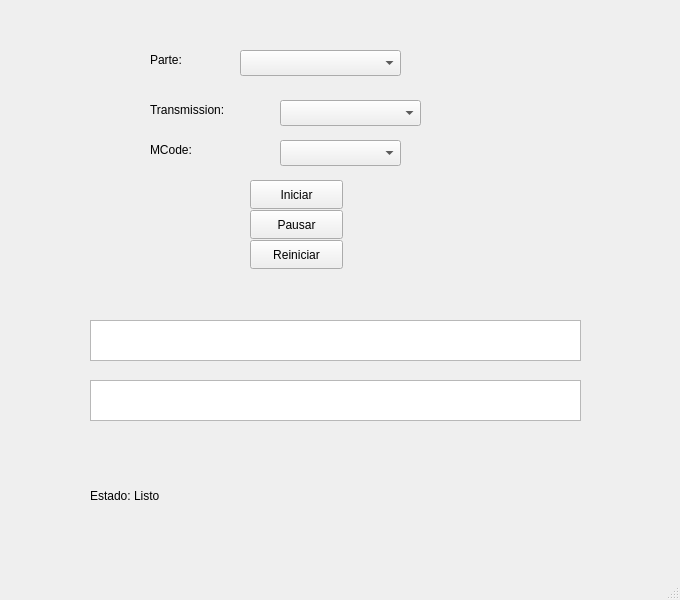
Above: Evidencia1Visualizer/mainwindow.ui from marianoC31/stringMod before the change. Below: the same form after it.
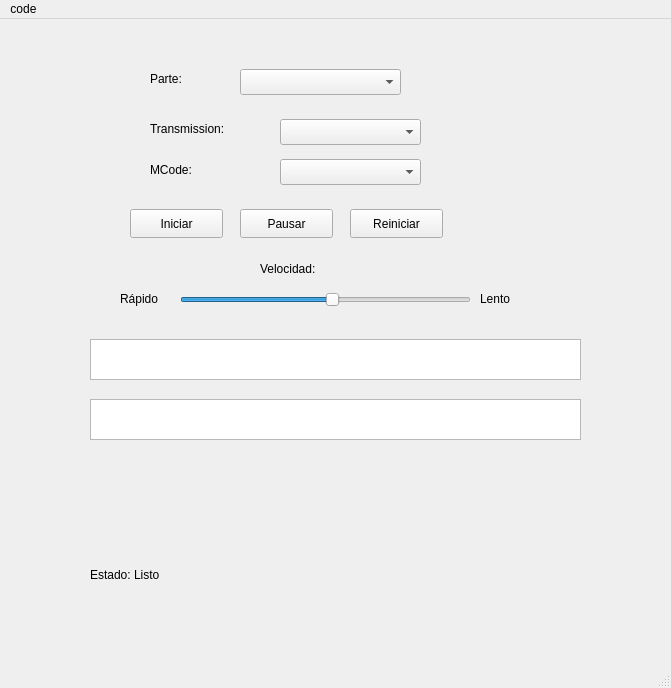
That is the form after the change.

Commit message: UI terminado :D styles basicos añadididos /alta acomodar

What changed in the file:
```diff
--- a/Evidencia1Visualizer/mainwindow.ui
+++ b/Evidencia1Visualizer/mainwindow.ui
@@ -6,8 +6,8 @@
    <rect>
     <x>0</x>
     <y>0</y>
-    <width>680</width>
-    <height>600</height>
+    <width>671</width>
+    <height>688</height>
    </rect>
   </property>
   <property name="windowTitle">
@@ -39,7 +39,7 @@
      <rect>
       <x>280</x>
       <y>140</y>
-      <width>121</width>
+      <width>141</width>
       <height>26</height>
      </rect>
     </property>
@@ -47,8 +47,8 @@
    <widget class="QPushButton" name="btnIniciar">
     <property name="geometry">
      <rect>
-      <x>250</x>
-      <y>180</y>
+      <x>130</x>
+      <y>190</y>
       <width>93</width>
       <height>29</height>
      </rect>
@@ -60,8 +60,8 @@
    <widget class="QPushButton" name="btnPausar">
     <property name="geometry">
      <rect>
-      <x>250</x>
-      <y>210</y>
+      <x>240</x>
+      <y>190</y>
       <width>93</width>
       <height>29</height>
      </rect>
@@ -73,8 +73,8 @@
    <widget class="QPushButton" name="btnReiniciar">
     <property name="geometry">
      <rect>
-      <x>250</x>
-      <y>240</y>
+      <x>350</x>
+      <y>190</y>
       <width>93</width>
       <height>29</height>
      </rect>
@@ -100,9 +100,9 @@
     <property name="geometry">
      <rect>
       <x>90</x>
-      <y>430</y>
-      <width>411</width>
-      <height>131</height>
+      <y>500</y>
+      <width>491</width>
+      <height>111</height>
      </rect>
     </property>
     <property name="text">
@@ -129,9 +129,9 @@
     <property name="geometry">
      <rect>
       <x>150</x>
-      <y>140</y>
-      <width>63</width>
-      <height>20</height>
+      <y>130</y>
+      <width>101</width>
+      <height>41</height>
      </rect>
     </property>
     <property name="text">
@@ -164,16 +164,92 @@
      <bool>true</bool>
     </property>
    </widget>
+   <widget class="QSlider" name="sliderVelocidad">
+    <property name="geometry">
+     <rect>
+      <x>180</x>
+      <y>270</y>
+      <width>291</width>
+      <height>22</height>
+     </rect>
+    </property>
+    <property name="minimum">
+     <number>50</number>
+    </property>
+    <property name="maximum">
+     <number>1000</number>
+    </property>
+    <property name="value">
+     <number>550</number>
+    </property>
+    <property name="sliderPosition">
+     <number>550</number>
+    </property>
+    <property name="orientation">
+     <enum>Qt::Orientation::Horizontal</enum>
+    </property>
+    <property name="invertedAppearance">
+     <bool>false</bool>
+    </property>
+    <property name="invertedControls">
+     <bool>false</bool>
+    </property>
+   </widget>
+   <widget class="QLabel" name="label_3">
+    <property name="geometry">
+     <rect>
+      <x>260</x>
+      <y>240</y>
+      <width>81</width>
+      <height>20</height>
+     </rect>
+    </property>
+    <property name="text">
+     <string>Velocidad:</string>
+    </property>
+   </widget>
+   <widget class="QLabel" name="label_4">
+    <property name="geometry">
+     <rect>
+      <x>480</x>
+      <y>270</y>
+      <width>41</width>
+      <height>20</height>
+     </rect>
+    </property>
+    <property name="text">
+     <string>Lento</string>
+    </property>
+   </widget>
+   <widget class="QLabel" name="label_5">
+    <property name="geometry">
+     <rect>
+      <x>120</x>
+      <y>270</y>
+      <width>51</width>
+      <height>20</height>
+     </rect>
+    </property>
+    <property name="text">
+     <string>Rápido</string>
+    </property>
+   </widget>
   </widget>
   <widget class="QMenuBar" name="menubar">
    <property name="geometry">
     <rect>
      <x>0</x>
      <y>0</y>
-     <width>680</width>
+     <width>671</width>
      <height>26</height>
     </rect>
    </property>
+   <widget class="QMenu" name="menuhol">
+    <property name="title">
+     <string>code</string>
+    </property>
+   </widget>
+   <addaction name="menuhol"/>
   </widget>
   <widget class="QStatusBar" name="statusbar"/>
  </widget>
```
Left out of the diff: 8 changed lines with no effect on the pictures. The commit also changes 7 other files.
